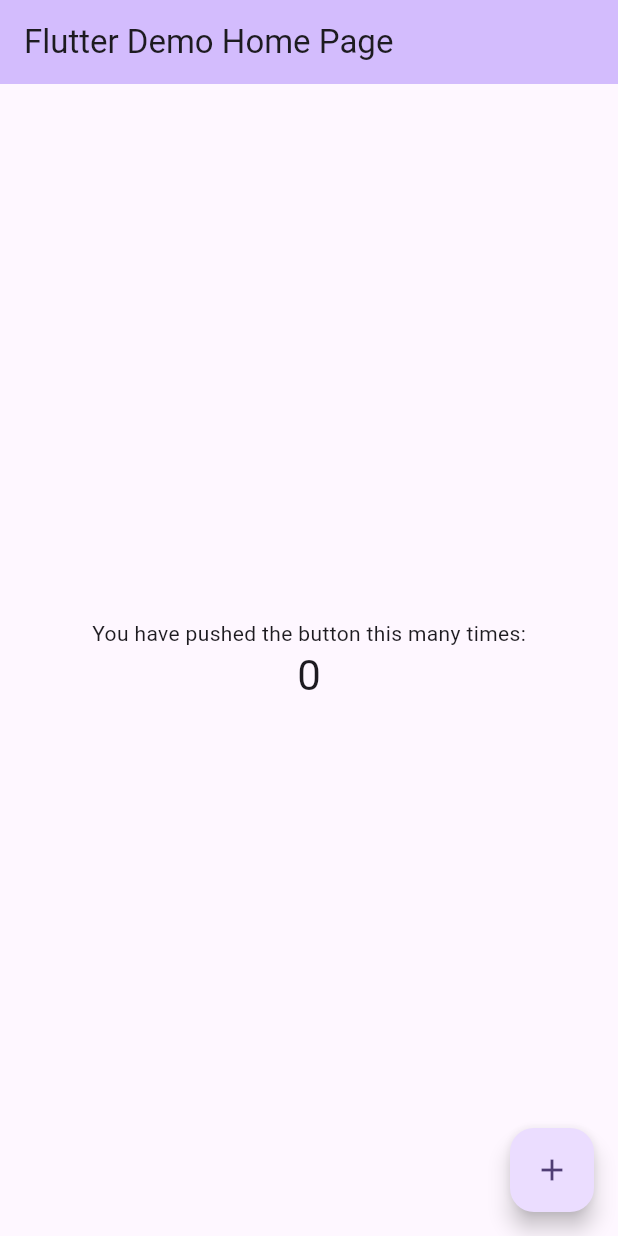
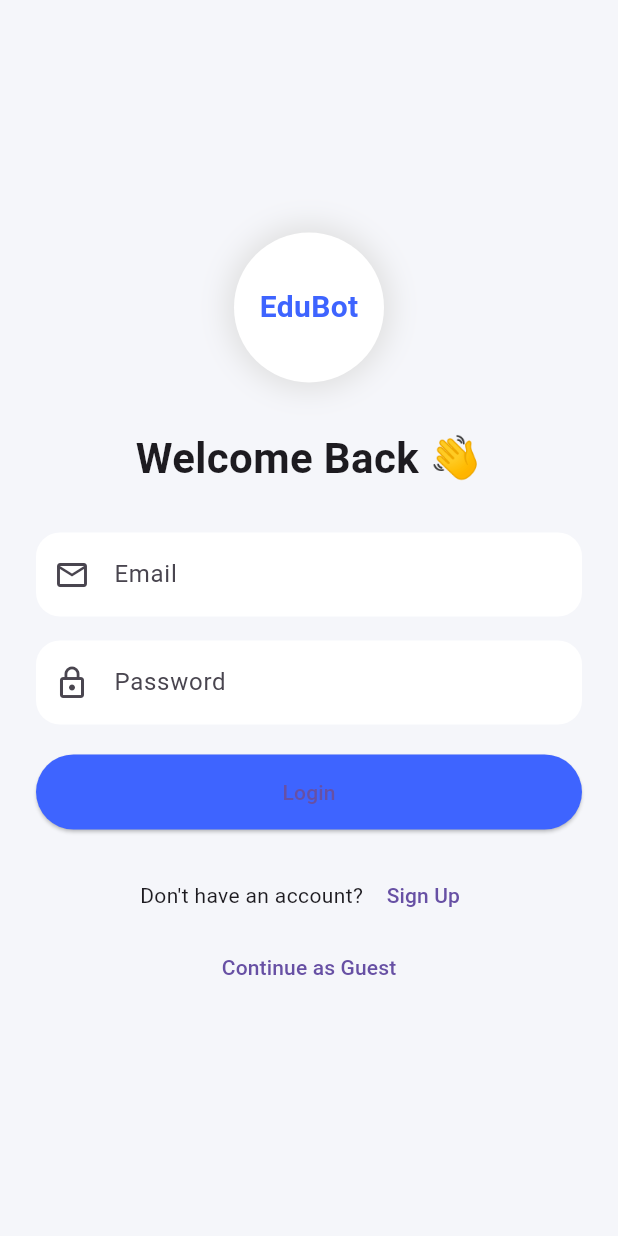
Before and after one commit to CodeCrafter123-bot/Teaching-App, a Flutter app: the screen it shows after launch, on a phone screen of 412 x 824 dp. Run offline on Flutter 3.47's test engine with Material 3 defaults, Android fonts, the phone set to English and light mode, and no system bars.

Commit message:
login_register_client

```diff
--- a/lib/main.dart
+++ b/lib/main.dart
@@ -1,4 +1,5 @@
 import 'package:flutter/material.dart';
+import 'pages/login_page.dart';
 
 void main() {
   runApp(const MyApp());
@@ -7,116 +8,13 @@ void main() {
 class MyApp extends StatelessWidget {
   const MyApp({super.key});
 
-  // This widget is the root of your application.
   @override
   Widget build(BuildContext context) {
     return MaterialApp(
-      title: 'Flutter Demo',
-      theme: ThemeData(
-        // This is the theme of your application.
-        //
-        // TRY THIS: Try running your application with "flutter run". You'll see
-        // the application has a purple toolbar. Then, without quitting the app,
-        // try changing the seedColor in the colorScheme below to Colors.green
-        // and then invoke "hot reload" (save your changes or press the "hot
-        // reload" button in a Flutter-supported IDE, or press "r" if you used
-        // the command line to start the app).
-        //
-        // Notice that the counter didn't reset back to zero; the application
-        // state is not lost during the reload. To reset the state, use hot
-        // restart instead.
-        //
-        // This works for code too, not just values: Most code changes can be
-        // tested with just a hot reload.
-        colorScheme: ColorScheme.fromSeed(seedColor: Colors.deepPurple),
-      ),
-      home: const MyHomePage(title: 'Flutter Demo Home Page'),
+      debugShowCheckedModeBanner: false,
+      title: 'EduBot',
+      theme: ThemeData(primarySwatch: Colors.indigo),
+      home: const LoginPage(),
     );
   }
 }
-
-class MyHomePage extends StatefulWidget {
-  const MyHomePage({super.key, required this.title});
-
-  // This widget is the home page of your application. It is stateful, meaning
-  // that it has a State object (defined below) that contains fields that affect
-  // how it looks.
-
-  // This class is the configuration for the state. It holds the values (in this
-  // case the title) provided by the parent (in this case the App widget) and
-  // used by the build method of the State. Fields in a Widget subclass are
-  // always marked "final".
-
-  final String title;
-
-  @override
-  State<MyHomePage> createState() => _MyHomePageState();
-}
-
-class _MyHomePageState extends State<MyHomePage> {
-  int _counter = 0;
-
-  void _incrementCounter() {
-    setState(() {
-      // This call to setState tells the Flutter framework that something has
-      // changed in this State, which causes it to rerun the build method below
-      // so that the display can reflect the updated values. If we changed
-      // _counter without calling setState(), then the build method would not be
-      // called again, and so nothing would appear to happen.
-      _counter++;
-    });
-  }
-
-  @override
-  Widget build(BuildContext context) {
-    // This method is rerun every time setState is called, for instance as done
-    // by the _incrementCounter method above.
-    //
-    // The Flutter framework has been optimized to make rerunning build methods
-    // fast, so that you can just rebuild anything that needs updating rather
-    // than having to individually change instances of widgets.
-    return Scaffold(
-      appBar: AppBar(
-        // TRY THIS: Try changing the color here to a specific color (to
-        // Colors.amber, perhaps?) and trigger a hot reload to see the AppBar
-        // change color while the other colors stay the same.
-        backgroundColor: Theme.of(context).colorScheme.inversePrimary,
-        // Here we take the value from the MyHomePage object that was created by
-        // the App.build method, and use it to set our appbar title.
-        title: Text(widget.title),
-      ),
-      body: Center(
-        // Center is a layout widget. It takes a single child and positions it
-        // in the middle of the parent.
-        child: Column(
-          // Column is also a layout widget. It takes a list of children and
-          // arranges them vertically. By default, it sizes itself to fit its
-          // children horizontally, and tries to be as tall as its parent.
-          //
-          // Column has various properties to control how it sizes itself and
-          // how it positions its children. Here we use mainAxisAlignment to
-          // center the children vertically; the main axis here is the vertical
-          // axis because Columns are vertical (the cross axis would be
-          // horizontal).
-          //
-          // TRY THIS: Invoke "debug painting" (choose the "Toggle Debug Paint"
-          // action in the IDE, or press "p" in the console), to see the
-          // wireframe for each widget.
-          mainAxisAlignment: MainAxisAlignment.center,
-          children: <Widget>[
-            const Text('You have pushed the button this many times:'),
-            Text(
-              '$_counter',
-              style: Theme.of(context).textTheme.headlineMedium,
-            ),
-          ],
-        ),
-      ),
-      floatingActionButton: FloatingActionButton(
-        onPressed: _incrementCounter,
-        tooltip: 'Increment',
-        child: const Icon(Icons.add),
-      ), // This trailing comma makes auto-formatting nicer for build methods.
-    );
-  }
-}
--- /dev/null
+++ b/lib/pages/edubot_logo.dart
@@ -0,0 +1,34 @@
+import 'package:flutter/material.dart';
+
+class EduBotLogo extends StatelessWidget {
+  const EduBotLogo({super.key});
+
+  @override
+  Widget build(BuildContext context) {
+    return Container(
+      height: 100,
+      width: 100,
+      decoration: BoxDecoration(
+        color: Colors.white,
+        shape: BoxShape.circle,
+        boxShadow: [
+          BoxShadow(
+            color: Colors.grey.shade300,
+            blurRadius: 15,
+            spreadRadius: 5,
+          ),
+        ],
+      ),
+      child: const Center(
+        child: Text(
+          "EduBot",
+          style: TextStyle(
+            fontSize: 20,
+            fontWeight: FontWeight.bold,
+            color: Color(0xFF3E64FF),
+          ),
+        ),
+      ),
+    );
+  }
+}
--- /dev/null
+++ b/lib/pages/login_page.dart
@@ -0,0 +1,132 @@
+import 'package:flutter/material.dart';
+import 'package:teachingapp/pages/edubot_logo.dart';
+import '../widgets/custom_textfield.dart';
+import 'register_page.dart';
+import 'discover_page.dart';
+
+class LoginPage extends StatefulWidget {
+  const LoginPage({super.key});
+
+  @override
+  State<LoginPage> createState() => _LoginPageState();
+}
+
+class _LoginPageState extends State<LoginPage> {
+  final _formKey = GlobalKey<FormState>();
+  final emailController = TextEditingController();
+  final passwordController = TextEditingController();
+  bool isLoading = false;
+
+  void _login() {
+    if (_formKey.currentState!.validate()) {
+      setState(() => isLoading = true);
+
+      Future.delayed(const Duration(seconds: 2), () {
+        setState(() => isLoading = false);
+        ScaffoldMessenger.of(context).showSnackBar(
+          const SnackBar(content: Text('Login Successful!')),
+        );
+      });
+    }
+  }
+
+  @override
+  Widget build(BuildContext context) {
+    return Scaffold(
+      backgroundColor: const Color(0xFFF5F6FA),
+      body: Center(
+        child: SingleChildScrollView(
+          padding: const EdgeInsets.all(24),
+          child: Form(
+            key: _formKey,
+            child: Column(
+              children: [
+                const EduBotLogo(),
+                const SizedBox(height: 30),
+                const Text(
+                  "Welcome Back 👋",
+                  style: TextStyle(fontSize: 28, fontWeight: FontWeight.bold),
+                ),
+                const SizedBox(height: 30),
+
+                CustomTextField(
+                  controller: emailController,
+                  label: "Email",
+                  icon: Icons.email_outlined,
+                  validator: (value) {
+                    if (value == null || value.isEmpty) {
+                      return "Please enter your email";
+                    }
+                    if (!RegExp(r'^[^@]+@[^@]+\.[^@]+').hasMatch(value)) {
+                      return "Enter a valid email";
+                    }
+                    return null;
+                  },
+                ),
+                const SizedBox(height: 16),
+
+                CustomTextField(
+                  controller: passwordController,
+                  label: "Password",
+                  icon: Icons.lock_outline,
+                  obscure: true,
+                  validator: (value) {
+                    if (value == null || value.isEmpty) {
+                      return "Please enter your password";
+                    }
+                    if (value.length < 6) {
+                      return "Password must be at least 6 characters";
+                    }
+                    return null;
+                  },
+                ),
+                const SizedBox(height: 20),
+
+                ElevatedButton(
+                  onPressed: isLoading ? null : _login,
+                  style: ElevatedButton.styleFrom(
+                    backgroundColor: const Color(0xFF3E64FF),
+                    minimumSize: const Size(double.infinity, 50),
+                  ),
+                  child: isLoading
+                      ? const CircularProgressIndicator(color: Colors.white)
+                      : const Text("Login"),
+                ),
+                const SizedBox(height: 20),
+
+                Row(
+                  mainAxisAlignment: MainAxisAlignment.center,
+                  children: [
+                    const Text("Don't have an account? "),
+                    TextButton(
+                      onPressed: () {
+                        Navigator.push(
+                          context,
+                          MaterialPageRoute(
+                            builder: (_) => const RegisterPage(),
+                          ),
+                        );
+                      },
+                      child: const Text("Sign Up"),
+                    ),
+                  ],
+                ),
+                TextButton(
+                  onPressed: () {
+                    Navigator.push(
+                      context,
+                      MaterialPageRoute(
+                        builder: (_) => const DiscoverPage(),
+                      ),
+                    );
+                  },
+                  child: const Text("Continue as Guest"),
+                ),
+              ],
+            ),
+          ),
+        ),
+      ),
+    );
+  }
+}
--- /dev/null
+++ b/lib/widgets/custom_textfield.dart
@@ -0,0 +1,37 @@
+import 'package:flutter/material.dart';
+
+class CustomTextField extends StatelessWidget {
+  final TextEditingController controller;
+  final String label;
+  final IconData icon;
+  final bool obscure;
+  final String? Function(String?)? validator;
+
+  const CustomTextField({
+    super.key,
+    required this.controller,
+    required this.label,
+    required this.icon,
+    this.obscure = false,
+    this.validator,
+  });
+
+  @override
+  Widget build(BuildContext context) {
+    return TextFormField(
+      controller: controller,
+      obscureText: obscure,
+      decoration: InputDecoration(
+        labelText: label,
+        prefixIcon: Icon(icon),
+        filled: true,
+        fillColor: Colors.white,
+        border: OutlineInputBorder(
+          borderRadius: BorderRadius.circular(16),
+          borderSide: BorderSide.none,
+        ),
+      ),
+      validator: validator,
+    );
+  }
+}
```
Also changed, not shown: lib/pages/discover_page.dart (added, +31 -0 lines), lib/pages/register_page.dart (added, +103 -0 lines).
